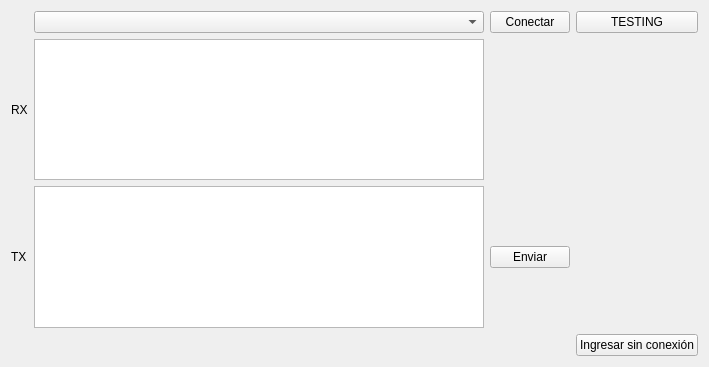
Before: the Qt Designer form mainwindow.ui in Mati-Mar/AccessIO-GUI, drawn with Qt 5.
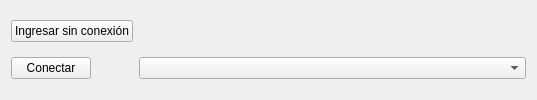
After: the same form once the commit is applied.

Patch:
```diff
--- a/mainwindow.ui
+++ b/mainwindow.ui
@@ -9,8 +9,8 @@
    <rect>
     <x>0</x>
     <y>0</y>
-    <width>709</width>
-    <height>367</height>
+    <width>537</width>
+    <height>100</height>
    </rect>
   </property>
   <property name="sizePolicy">
@@ -21,30 +21,23 @@
   </property>
   <property name="minimumSize">
    <size>
-    <width>383</width>
-    <height>367</height>
+    <width>100</width>
+    <height>100</height>
    </size>
   </property>
   <property name="windowTitle">
    <string>Serial Terminal</string>
   </property>
   <widget class="QWidget" name="centralWidget">
+   <property name="enabled">
+    <bool>true</bool>
+   </property>
    <layout class="QGridLayout" name="gridLayout">
-    <item row="0" column="3">
-     <widget class="QPushButton" name="pushButtonConectar">
-      <property name="sizePolicy">
-       <sizepolicy hsizetype="Fixed" vsizetype="Fixed">
-        <horstretch>0</horstretch>
-        <verstretch>0</verstretch>
-       </sizepolicy>
-      </property>
-      <property name="text">
-       <string>Conectar</string>
-      </property>
-     </widget>
-    </item>
-    <item row="0" column="2">
+    <item row="1" column="2">
      <widget class="QComboBox" name="comboBoxPort">
+      <property name="enabled">
+       <bool>true</bool>
+      </property>
       <property name="sizePolicy">
        <sizepolicy hsizetype="Expanding" vsizetype="Preferred">
         <horstretch>0</horstretch>
@@ -65,74 +58,23 @@
       </property>
      </widget>
     </item>
-    <item row="2" column="0">
-     <widget class="QLabel" name="label">
-      <property name="sizePolicy">
-       <sizepolicy hsizetype="Minimum" vsizetype="Preferred">
-        <horstretch>0</horstretch>
-        <verstretch>0</verstretch>
-       </sizepolicy>
-      </property>
-      <property name="text">
-       <string>RX</string>
-      </property>
-     </widget>
-    </item>
-    <item row="4" column="0">
-     <widget class="QLabel" name="label_2">
-      <property name="sizePolicy">
-       <sizepolicy hsizetype="Minimum" vsizetype="Preferred">
-        <horstretch>0</horstretch>
-        <verstretch>0</verstretch>
-       </sizepolicy>
-      </property>
-      <property name="text">
-       <string>TX</string>
-      </property>
-     </widget>
-    </item>
-    <item row="5" column="4">
-     <widget class="QPushButton" name="pushButton">
+    <item row="0" column="0">
+     <widget class="QPushButton" name="sinConexionPushButton">
       <property name="text">
        <string>Ingresar sin conexión</string>
       </property>
      </widget>
     </item>
-    <item row="0" column="4">
-     <widget class="QPushButton" name="testingPushButton">
-      <property name="text">
-       <string>TESTING</string>
+    <item row="1" column="0">
+     <widget class="QPushButton" name="pushButtonConectar">
+      <property name="sizePolicy">
+       <sizepolicy hsizetype="Fixed" vsizetype="Fixed">
+        <horstretch>0</horstretch>
+        <verstretch>0</verstretch>
+       </sizepolicy>
       </property>
-     </widget>
-    </item>
-    <item row="4" column="2">
-     <widget class="QPlainTextEdit" name="plainTextEditTX">
-      <property name="plainText">
-       <string/>
-      </property>
-     </widget>
-    </item>
-    <item row="2" column="2">
-     <widget class="QPlainTextEdit" name="plainTextEditRX">
-      <property name="plainText">
-       <string/>
-      </property>
-     </widget>
-    </item>
-    <item row="4" column="3">
-     <widget class="QPushButton" name="pushButtonEnviar">
-      <property name="enabled">
-       <bool>true</bool>
-      </property>
       <property name="text">
-       <string>Enviar</string>
-      </property>
-     </widget>
-    </item>
-    <item row="2" column="4">
-     <widget class="QLabel" name="testLabel">
-      <property name="text">
-       <string/>
+       <string>Conectar</string>
       </property>
      </widget>
     </item>
```
